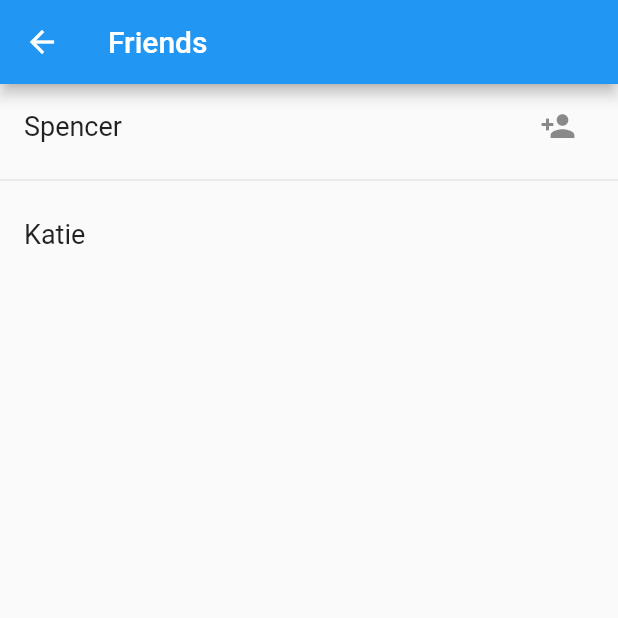
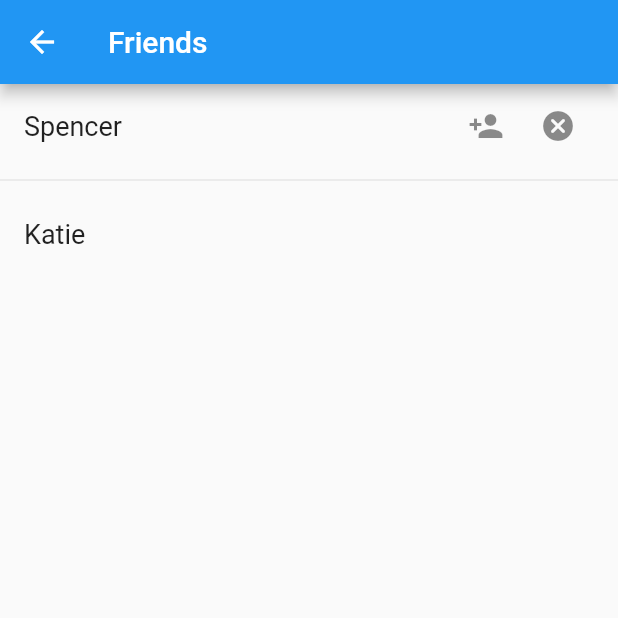
Before and after one commit to sstream17/chat-2, a Flutter app: the FriendsScreen screen opened by its route, on a phone screen of 412 x 824 dp, the top half of it. Run offline on Flutter 3.47's test engine with Material 2 defaults, Android fonts, the phone set to English and light mode, and no system bars; our stand-ins replace firebase_auth, firebase_core, firebase_messaging, flutter_local_notifications, flutter_riverpod; accounts and stored records are empty.

Commit message:
Adding a second button to the friend request row. Now has accept and decline

```diff
--- a/client/lib/screens/friends.dart
+++ b/client/lib/screens/friends.dart
@@ -57,9 +57,18 @@ class _FriendsBody extends ConsumerWidget {
         style: const TextStyle(fontSize: 18.0),
       ),
       trailing: isRequest
-          ? IconButton(
-              onPressed: () {},
-              icon: const Icon(Icons.person_add),
+          ? Row(
+              mainAxisSize: MainAxisSize.min,
+              children: [
+                IconButton(
+                  onPressed: () {},
+                  icon: const Icon(Icons.person_add),
+                ),
+                IconButton(
+                  onPressed: () {},
+                  icon: const Icon(Icons.cancel_rounded),
+                ),
+              ],
             )
           : null,
     );
```
